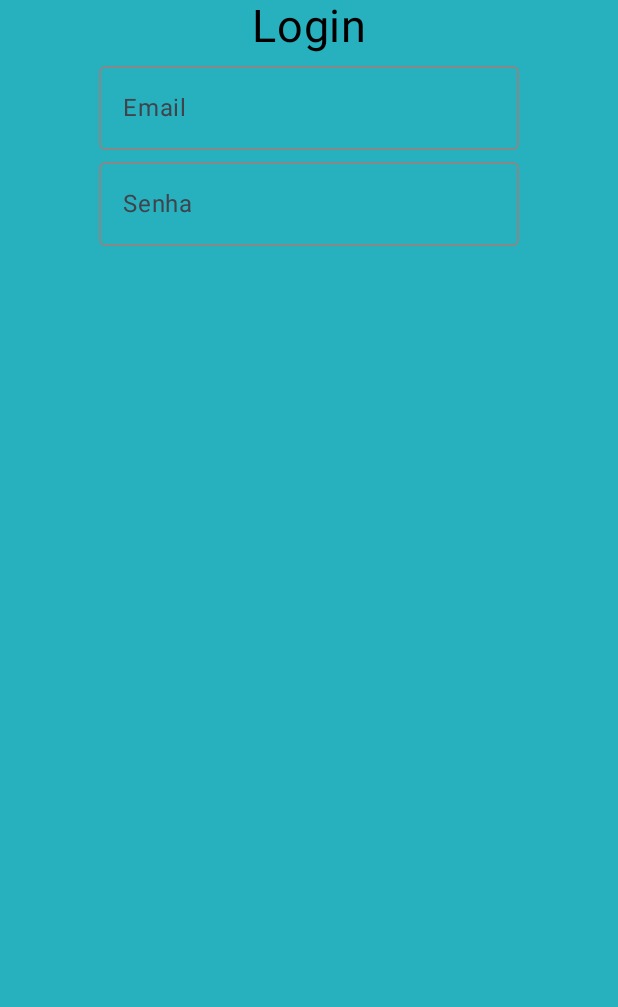
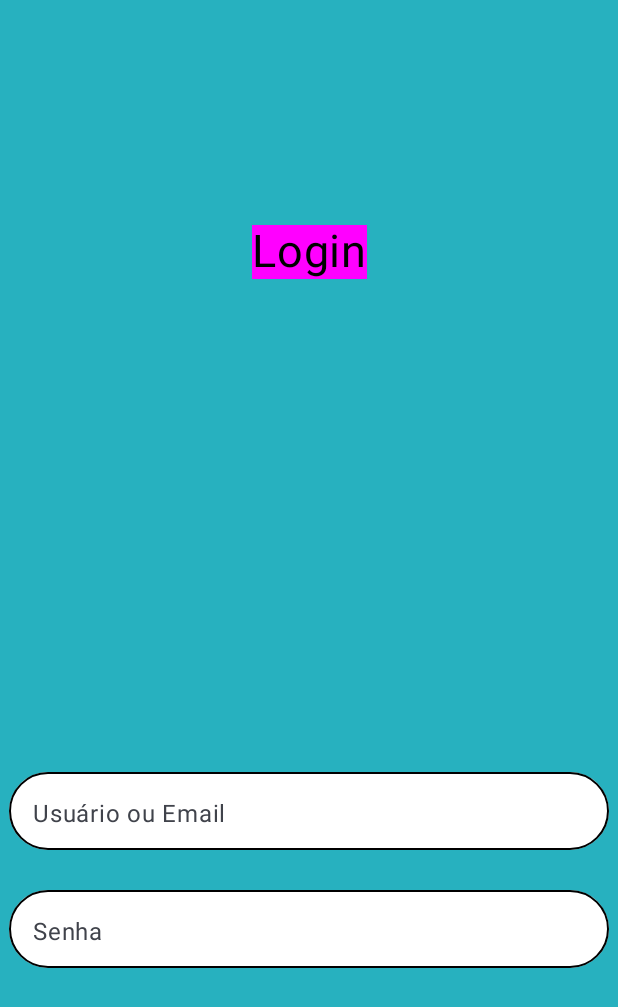
Before and after one commit to BrendaSilveira04/Projeto_Kotlin, an Android app built with Jetpack Compose: the screen it shows after launch (MainActivity), on a phone screen of 412 x 824 dp. Shown: the top 1007 px of the screen. Run offline under Robolectric (Android 15) with nearby library versions, the phone set to English and light mode, and no system bars.

Commit message:
Criando uma função para centralizar os TextField e arrumado o roundedBorderCorner (a borda)

```diff
--- a/app/src/main/java/com/example/projeto_kotlin/MainActivity.kt
+++ b/app/src/main/java/com/example/projeto_kotlin/MainActivity.kt
@@ -1,16 +1,12 @@
 package com.example.projeto_kotlin
 
-import android.annotation.SuppressLint
 import android.os.Bundle
 import androidx.activity.ComponentActivity
 import androidx.activity.compose.setContent
-import androidx.compose.foundation.Image
 import androidx.compose.foundation.background
 import androidx.compose.foundation.border
 import androidx.compose.foundation.layout.Arrangement
 import androidx.compose.foundation.layout.Column
-import androidx.compose.foundation.layout.Row
-import androidx.compose.foundation.layout.fillMaxHeight
 import androidx.compose.foundation.layout.fillMaxSize
 import androidx.compose.foundation.layout.fillMaxWidth
 import androidx.compose.foundation.layout.height
@@ -18,15 +14,10 @@ import androidx.compose.foundation.layout.padding
 import androidx.compose.foundation.layout.width
 import androidx.compose.foundation.shape.RoundedCornerShape
 import androidx.compose.material3.ExperimentalMaterial3Api
-import androidx.compose.material3.MaterialTheme
 import androidx.compose.material3.OutlinedTextField
-import androidx.compose.material3.Scaffold
-import androidx.compose.material3.Surface
 import androidx.compose.material3.Text
 import androidx.compose.material3.TextField
-import androidx.compose.material3.TextFieldColors
 import androidx.compose.material3.TextFieldDefaults
-import androidx.compose.material3.TopAppBar
 import androidx.compose.runtime.Composable
 import androidx.compose.runtime.getValue
 import androidx.compose.runtime.mutableStateOf
@@ -35,8 +26,6 @@ import androidx.compose.runtime.setValue
 import androidx.compose.ui.Alignment
 import androidx.compose.ui.Modifier
 import androidx.compose.ui.graphics.Color
-import androidx.compose.ui.graphics.SolidColor
-import androidx.compose.ui.res.colorResource
 import androidx.compose.ui.text.TextStyle
 import androidx.compose.ui.text.input.TextFieldValue
 import androidx.compose.ui.tooling.preview.Preview
@@ -55,9 +44,47 @@ class MainActivity : ComponentActivity() {
     }
 }
 
+@OptIn(ExperimentalMaterial3Api::class)
 @Composable
-fun BotaoLogin(){
+fun textFieldLogin(
+    result: TextFieldValue,
+    label:String
+){
+    var result by remember{ mutableStateOf(TextFieldValue("")) }
+    TextField(
+        modifier = Modifier
+            .padding(0.5.dp)
+            .width(400.dp)
+            .height(52.dp)
+            .background(
+                color = Color.Transparent
+            )
+            .border(
+                width = 1.dp,
+                color = Color(0xFF000000),
+                shape = RoundedCornerShape(size = 28.dp)
+            ),
 
+        value = result,
+        label = {
+            Text(
+                text= label
+            )
+        },
+        textStyle = TextStyle(
+            color = Color.Black
+
+        ),
+        onValueChange = {
+            result = it
+        },
+        shape = RoundedCornerShape(28.dp),
+        colors = TextFieldDefaults.outlinedTextFieldColors(
+            focusedBorderColor = Color.Transparent,
+            unfocusedBorderColor = Color.Transparent,
+            containerColor = Color.White
+        ),
+    )
 }
 
 @OptIn(ExperimentalMaterial3Api::class)
@@ -73,37 +100,34 @@ fun TelaLogin() {
         Column (
             modifier = Modifier
                 .align(Alignment.CenterHorizontally)
+                .padding(150.dp)
+                .background(color = Color.Magenta)
         ){
             Text(
                 text = "Login",
                 fontSize = 30.sp,
+
             )
         }
         Column(
             modifier = Modifier
-                .align(Alignment.CenterHorizontally),
+                .fillMaxSize()
+                .background(color = Color.Transparent),
+            verticalArrangement = Arrangement.spacedBy(
+                space = 25.dp,
+                alignment = Alignment.CenterVertically
+            ),
+            horizontalAlignment = Alignment.CenterHorizontally,
 
         ){
+
             var User by remember{ mutableStateOf(TextFieldValue("")) }
-
-            OutlinedTextField(value = User,
-                label = {Text(text= "Email")},
-                textStyle = TextStyle(color = Color.Black),
-                onValueChange = {User = it },
-                colors = TextFieldDefaults.outlinedTextFieldColors(
-                    focusedBorderColor = Color.Gray
-                    , unfocusedBorderColor = Color.Gray),
-            )
+            textFieldLogin(result = User, label = "Usuário ou Email")
 
 
             var SenhaUser by remember{ mutableStateOf(TextFieldValue("")) }
 
-            OutlinedTextField(value = SenhaUser,
-                label = {Text(text= "Senha")},
-                onValueChange = {SenhaUser = it },
-                colors = TextFieldDefaults.outlinedTextFieldColors(
-                    focusedBorderColor = Color.Gray, unfocusedBorderColor = Color.Gray)
-            )
+            textFieldLogin(result = SenhaUser, label = "Senha")
 
         }
     }
```
